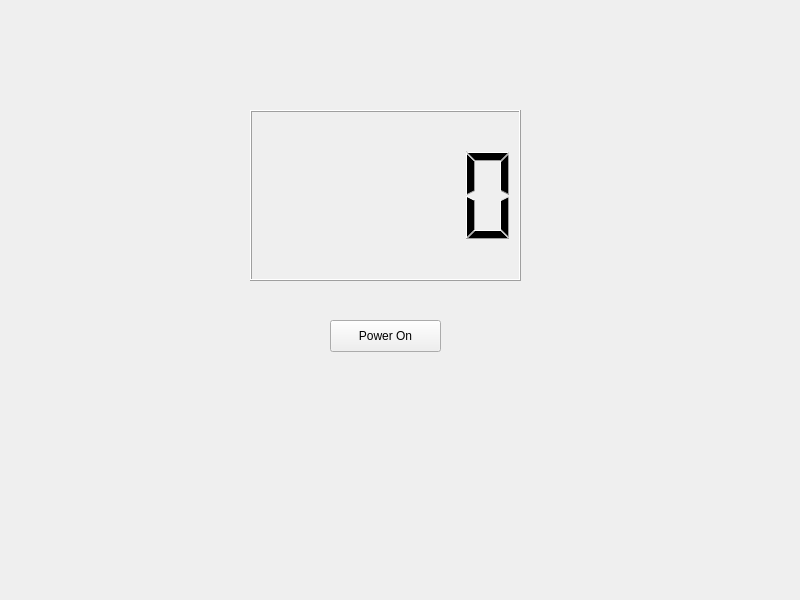
The window that Team32-3004-Project/mainwindow.ui (Harry-Dinh/COMP-3004-F24-Final) describes before a commit, drawn with Qt 5.
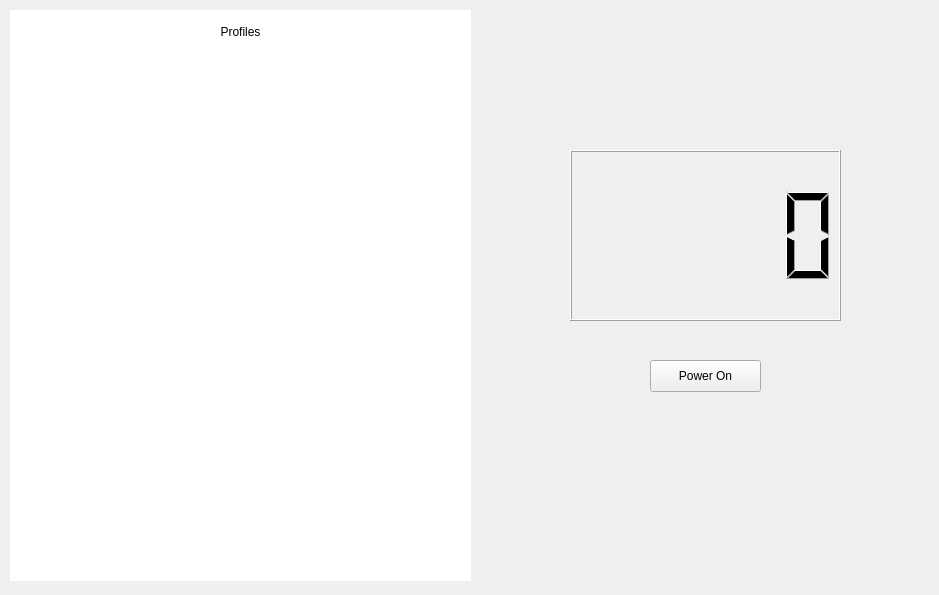
The same window after the commit.

Commit message: Create Menu class and add section for UI

The edit to the form file:
```diff
--- a/Team32-3004-Project/mainwindow.ui
+++ b/Team32-3004-Project/mainwindow.ui
@@ -6,8 +6,8 @@
    <rect>
     <x>0</x>
     <y>0</y>
-    <width>800</width>
-    <height>600</height>
+    <width>939</width>
+    <height>595</height>
    </rect>
   </property>
   <property name="windowTitle">
@@ -17,8 +17,8 @@
    <widget class="QLCDNumber" name="batteryIndicator">
     <property name="geometry">
      <rect>
-      <x>250</x>
-      <y>110</y>
+      <x>570</x>
+      <y>150</y>
       <width>271</width>
       <height>171</height>
      </rect>
@@ -27,8 +27,8 @@
    <widget class="QPushButton" name="powerButton">
     <property name="geometry">
      <rect>
-      <x>330</x>
-      <y>320</y>
+      <x>650</x>
+      <y>360</y>
       <width>111</width>
       <height>32</height>
      </rect>
@@ -37,6 +37,109 @@
      <string>Power On</string>
     </property>
    </widget>
+   <widget class="QWidget" name="appWindow" native="true">
+    <property name="geometry">
+     <rect>
+      <x>10</x>
+      <y>10</y>
+      <width>461</width>
+      <height>571</height>
+     </rect>
+    </property>
+    <property name="palette">
+     <palette>
+      <active>
+       <colorrole role="Base">
+        <brush brushstyle="SolidPattern">
+         <color alpha="255">
+          <red>255</red>
+          <green>255</green>
+          <blue>255</blue>
+         </color>
+        </brush>
+       </colorrole>
+       <colorrole role="Window">
+        <brush brushstyle="SolidPattern">
+         <color alpha="255">
+          <red>255</red>
+          <green>255</green>
+          <blue>255</blue>
+         </color>
+        </brush>
+       </colorrole>
+      </active>
+      <inactive>
+       <colorrole role="Base">
+        <brush brushstyle="SolidPattern">
+         <color alpha="255">
+          <red>255</red>
+          <green>255</green>
+          <blue>255</blue>
+         </color>
+        </brush>
+       </colorrole>
+       <colorrole role="Window">
+        <brush brushstyle="SolidPattern">
+         <color alpha="255">
+          <red>255</red>
+          <green>255</green>
+          <blue>255</blue>
+         </color>
+        </brush>
+       </colorrole>
+      </inactive>
+      <disabled>
+       <colorrole role="Base">
+        <brush brushstyle="SolidPattern">
+         <color alpha="255">
+          <red>255</red>
+          <green>255</green>
+          <blue>255</blue>
+         </color>
+        </brush>
+       </colorrole>
+       <colorrole role="Window">
+        <brush brushstyle="SolidPattern">
+         <color alpha="255">
+          <red>255</red>
+          <green>255</green>
+          <blue>255</blue>
+         </color>
+        </brush>
+       </colorrole>
+      </disabled>
+     </palette>
+    </property>
+    <property name="autoFillBackground">
+     <bool>true</bool>
+    </property>
+    <widget class="QLabel" name="menuLabel">
+     <property name="geometry">
+      <rect>
+       <x>0</x>
+       <y>6</y>
+       <width>461</width>
+       <height>31</height>
+      </rect>
+     </property>
+     <property name="text">
+      <string>Profiles</string>
+     </property>
+     <property name="alignment">
+      <set>Qt::AlignCenter</set>
+     </property>
+    </widget>
+    <widget class="QWidget" name="menuView" native="true">
+     <property name="geometry">
+      <rect>
+       <x>0</x>
+       <y>40</y>
+       <width>461</width>
+       <height>531</height>
+      </rect>
+     </property>
+    </widget>
+   </widget>
   </widget>
  </widget>
  <resources/>
```
The commit also changes 4 other files.
